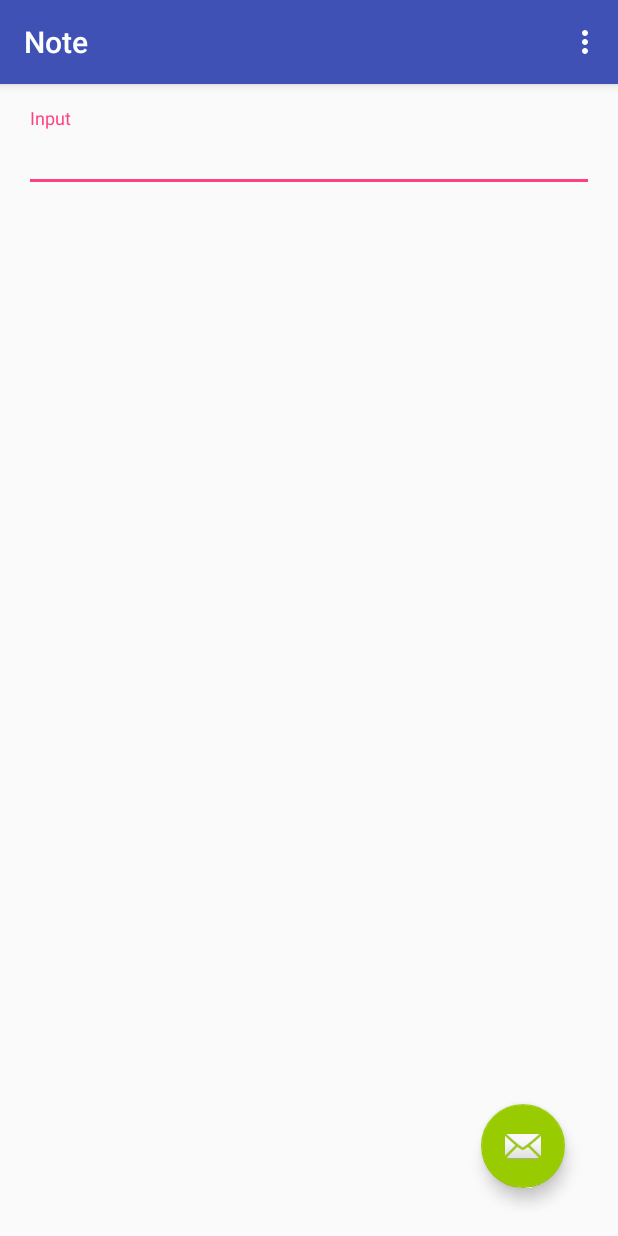
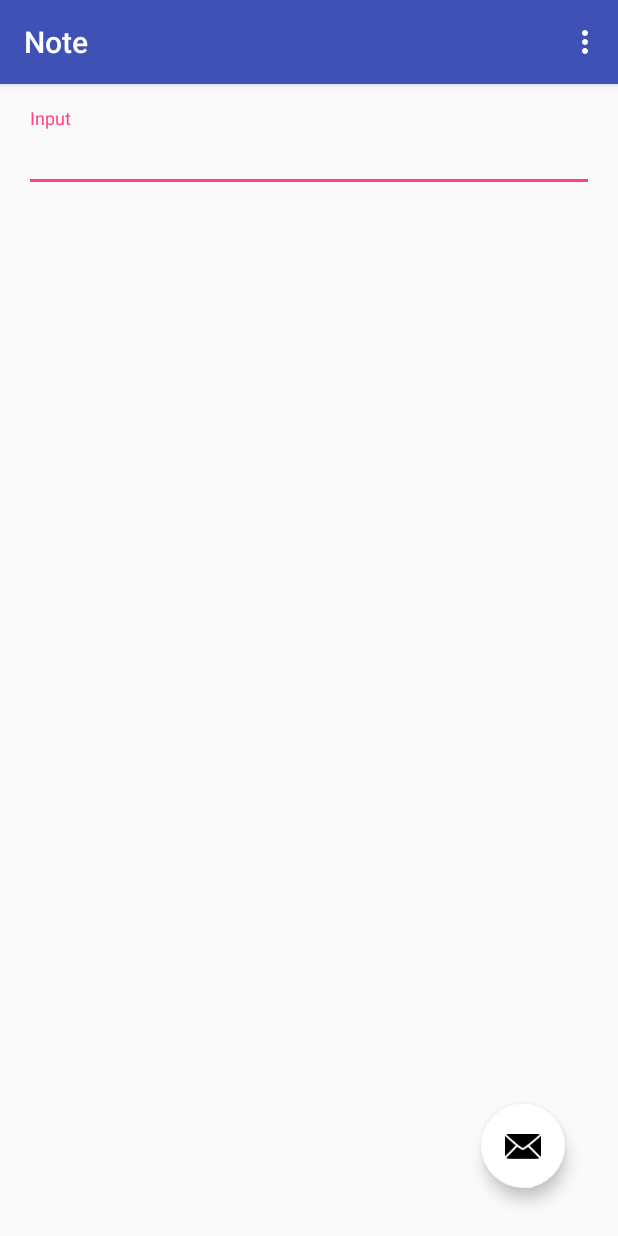
Before and after one commit to zYeoman/SimplestNote, an Android app: the screen it shows after launch (MainActivity), on a phone screen of 412 x 824 dp. Run offline under Robolectric (Android 15) with nearby library versions, the phone set to English and light mode, and no system bars.

Commit message:
:tophat: Change Color of FABs

```diff
--- a/app/src/main/res/layout/activity_show.xml
+++ b/app/src/main/res/layout/activity_show.xml
@@ -24,7 +24,8 @@
             android:layout_height="match_parent"
             android:id="@+id/list"
             android:layout_alignParentTop="true"
-            android:layout_alignParentStart="true" />
+            android:layout_alignParentStart="true"
+            android:scrollbars="none" />
 
     </LinearLayout>
 
--- a/app/src/main/res/layout/content_main.xml
+++ b/app/src/main/res/layout/content_main.xml
@@ -29,7 +29,8 @@
         android:layout_marginBottom="16dp"
         android:layout_gravity="right|bottom"
         android:background="@drawable/fa_default_background"
-        app:backgroundTint="@android:color/holo_green_light"/>
+        app:backgroundTint="@android:color/white"
+        android:tint="@android:color/black" />
 
     <LinearLayout
         android:orientation="vertical"
```
